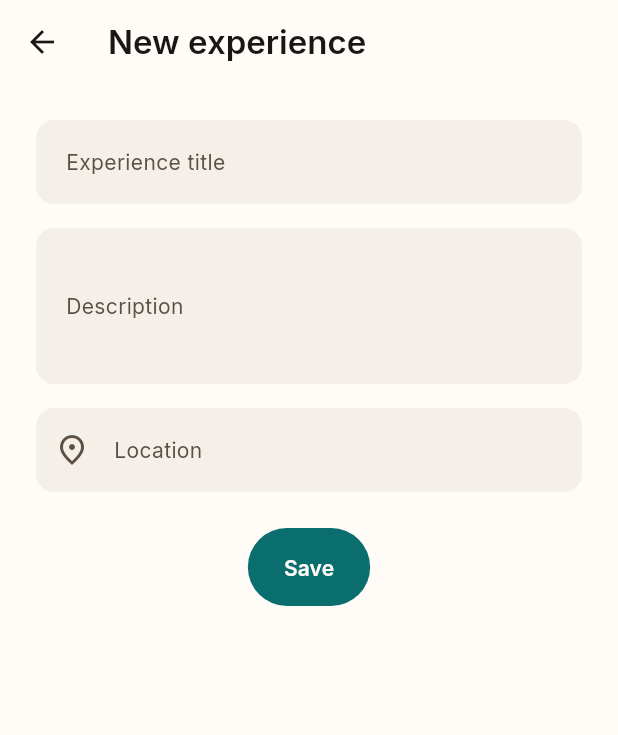
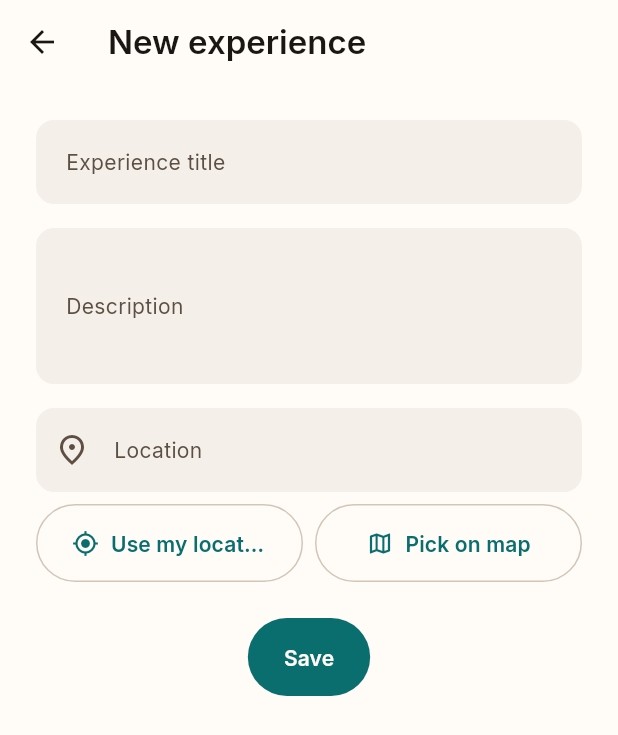
Before and after one commit to pandoras1505/travelstories, a Flutter app: the CreateExperienceScreen screen opened directly with empty values, on a phone screen of 412 x 824 dp. Shown: the top 735 px of the screen. Run offline on Flutter 3.47's test engine with Material 3 defaults, Android fonts, the phone set to English and light mode, and no system bars; our stand-ins replace cached_network_image, cloud_firestore, firebase_auth, firebase_core, firebase_crashlytics, firebase_storage and 10 more; missing offline and left inert: video_thumbnail; accounts and stored records are empty; generated files the repository leaves out were written again; network calls fail.

Commit message:
feat: implement geolocation and map location picker
Phase 7: current-position capture, reverse geocoding, and a Google
Maps location picker — wired into the Experience create/edit forms
that have carried unused latitude/longitude fields since Phase 5.

- LocationRepository wraps geolocator (permission flow: check ->
  request -> service-enabled -> position) and geocoding (reverse
  geocode a position to a "City, Region, Country" string). Every
  failure mode (service disabled, denied, denied forever) maps to a
  distinct LocationException code with its own message — added the
  missing `code` field to LocationException in the process (the same
  gap MediaException had before Phase 6).
- LocationPickerScreen: full-screen Google Map, tap to drop a pin,
  "my location" FAB to recenter; ExperienceMapPreview: small
  read-only map for showing where an experience already is. Every
  google_maps_flutter reference lives in exactly these two files, so
  swapping map providers later doesn't touch the rest of the app.
- LocationPickingMixin: the "use my location" / "pick on map" flow
  (get position -> reverse geocode -> fill the form) is identical
  between create and edit, so it's shared as a mixin on
  ConsumerState rather than duplicated across both screens.
- Android: added ACCESS_FINE_LOCATION/ACCESS_COARSE_LOCATION —
  unlike image_picker, geolocator does not merge these into the host
  app automatically. iOS: added
  NSLocationWhenInUseUsageDescription.
- Both platforms' Maps SDK API key are placeholders
  (REPLACE_WITH_GOOGLE_MAPS_API_KEY in AndroidManifest.xml and
  AppDelegate.swift) pending a key created in Google Cloud Console —
  maps won't render tiles until that's swapped in, everything else
  (including "use my location") works today.

flutter analyze: clean. flutter test: 20/20 passing (no new
geolocator/Maps-specific tests — both are native-plugin-backed with
no meaningful way to exercise them without real device hardware,
same limitation as every Firebase call in this environment).

Co-Authored-By: Claude Sonnet 5 <noreply@anthropic.com>

```diff
--- a/lib/core/errors/app_exception.dart
+++ b/lib/core/errors/app_exception.dart
@@ -41,7 +41,9 @@ class DatabaseException extends AppException {
 }
 
 class LocationException extends AppException {
-  const LocationException(super.message, {super.cause});
+  const LocationException(super.message, {super.cause, this.code});
+
+  final String? code;
 }
 
 class MediaException extends AppException {
--- a/lib/core/localization/l10n/app_en.arb
+++ b/lib/core/localization/l10n/app_en.arb
@@ -109,5 +109,16 @@
   "mediaErrorImageTooLarge": "This image is over 15 MB.",
   "mediaErrorVideoTooLarge": "This video is over 200 MB.",
   "mediaErrorProcessingFailed": "Processing this media failed. Please try again.",
-  "mediaErrorUnknown": "Something went wrong with this media."
+  "mediaErrorUnknown": "Something went wrong with this media.",
+
+  "experienceUseCurrentLocation": "Use my location",
+  "experiencePickOnMap": "Pick on map",
+  "locationPickerTitle": "Pick a location",
+  "locationPickerConfirm": "Confirm",
+
+  "locationErrorServiceDisabled": "Location is turned off on this device.",
+  "locationErrorPermissionDenied": "Location permission denied.",
+  "locationErrorPermissionDeniedForever": "Location permission permanently denied. Enable it in Settings.",
+  "locationErrorUnknown": "Couldn't get your location.",
+  "commonOpenSettings": "Open settings"
 }
--- a/lib/features/experiences/presentation/screens/create_experience_screen.dart
+++ b/lib/features/experiences/presentation/screens/create_experience_screen.dart
@@ -4,6 +4,7 @@ import 'package:flutter_riverpod/flutter_riverpod.dart';
 import '../../../../core/errors/app_exception.dart';
 import '../../../../core/localization/generated/app_localizations.dart';
 import '../../../../core/theme/app_spacing.dart';
+import '../../../location/presentation/location_picking_mixin.dart';
 import '../controllers/create_experience_controller.dart';
 import '../widgets/experience_form_fields.dart';
 
@@ -17,12 +18,15 @@ class CreateExperienceScreen extends ConsumerStatefulWidget {
       _CreateExperienceScreenState();
 }
 
-class _CreateExperienceScreenState
-    extends ConsumerState<CreateExperienceScreen> {
+class _CreateExperienceScreenState extends ConsumerState<CreateExperienceScreen>
+    with LocationPickingMixin<CreateExperienceScreen> {
   final _formKey = GlobalKey<FormState>();
   final _titleController = TextEditingController();
   final _descriptionController = TextEditingController();
   final _locationController = TextEditingController();
+
+  @override
+  TextEditingController get locationController => _locationController;
 
   @override
   void dispose() {
@@ -44,6 +48,8 @@ class _CreateExperienceScreenState
           locationName: _locationController.text.trim().isEmpty
               ? null
               : _locationController.text.trim(),
+          latitude: position?.latitude,
+          longitude: position?.longitude,
         );
 
     if (newId != null && mounted) Navigator.of(context).pop();
@@ -78,6 +84,10 @@ class _CreateExperienceScreenState
                   titleController: _titleController,
                   descriptionController: _descriptionController,
                   locationController: _locationController,
+                  currentPosition: position,
+                  isLocating: isLocating,
+                  onUseCurrentLocation: useCurrentLocation,
+                  onPickOnMap: pickOnMap,
                 ),
                 const SizedBox(height: AppSpacing.lg),
                 FilledButton(
--- a/lib/features/experiences/presentation/widgets/experience_form_fields.dart
+++ b/lib/features/experiences/presentation/widgets/experience_form_fields.dart
@@ -4,22 +4,33 @@ import '../../../../core/localization/generated/app_localizations.dart';
 import '../../../../core/theme/app_spacing.dart';
 import '../../../../core/utils/validation_messages.dart';
 import '../../../../core/utils/validators.dart';
+import '../../../location/domain/entities/geo_position.dart';
+import '../../../location/presentation/widgets/experience_map_preview.dart';
 
-/// Title + description + location-name fields shared by the create and
-/// edit experience screens. `locationName` is a plain text field for now —
-/// "use current location" / "pick on map" (which would also populate
-/// latitude/longitude) ship in the Geolocation phase.
+/// Title + description + location fields shared by the create and edit
+/// experience screens. The location name is a free-text field the user can
+/// also fill by tapping "use my location" (reverse-geocoded) or "pick on
+/// map" — both of which also set [currentPosition], shown as a small map
+/// preview when present.
 class ExperienceFormFields extends StatelessWidget {
   const ExperienceFormFields({
     super.key,
     required this.titleController,
     required this.descriptionController,
     required this.locationController,
+    required this.currentPosition,
+    required this.isLocating,
+    required this.onUseCurrentLocation,
+    required this.onPickOnMap,
   });
 
   final TextEditingController titleController;
   final TextEditingController descriptionController;
   final TextEditingController locationController;
+  final GeoPosition? currentPosition;
+  final bool isLocating;
+  final VoidCallback onUseCurrentLocation;
+  final VoidCallback onPickOnMap;
 
   @override
   Widget build(BuildContext context) {
@@ -52,6 +63,42 @@ class ExperienceFormFields extends StatelessWidget {
             prefixIcon: const Icon(Icons.place_outlined),
           ),
         ),
+        const SizedBox(height: AppSpacing.sm),
+        Row(
+          children: [
+            Expanded(
+              child: OutlinedButton.icon(
+                onPressed: isLocating ? null : onUseCurrentLocation,
+                icon: isLocating
+                    ? const SizedBox(
+                        width: 16,
+                        height: 16,
+                        child: CircularProgressIndicator(strokeWidth: 2),
+                      )
+                    : const Icon(Icons.my_location, size: 18),
+                label: Text(
+                  l10n.experienceUseCurrentLocation,
+                  overflow: TextOverflow.ellipsis,
+                ),
+              ),
+            ),
+            const SizedBox(width: AppSpacing.sm),
+            Expanded(
+              child: OutlinedButton.icon(
+                onPressed: onPickOnMap,
+                icon: const Icon(Icons.map_outlined, size: 18),
+                label: Text(
+                  l10n.experiencePickOnMap,
+                  overflow: TextOverflow.ellipsis,
+                ),
+              ),
+            ),
+          ],
+        ),
+        if (currentPosition != null) ...[
+          const SizedBox(height: AppSpacing.sm),
+          ExperienceMapPreview(position: currentPosition!),
+        ],
       ],
     );
   }
--- /dev/null
+++ b/lib/features/location/domain/entities/geo_position.dart
@@ -0,0 +1,11 @@
+import 'package:freezed_annotation/freezed_annotation.dart';
+
+part 'geo_position.freezed.dart';
+
+@freezed
+abstract class GeoPosition with _$GeoPosition {
+  const factory GeoPosition({
+    required double latitude,
+    required double longitude,
+  }) = _GeoPosition;
+}
--- /dev/null
+++ b/lib/features/location/presentation/providers/location_providers.dart
@@ -0,0 +1,8 @@
+import 'package:flutter_riverpod/flutter_riverpod.dart';
+
+import '../../data/location_repository_impl.dart';
+import '../../domain/repositories/location_repository.dart';
+
+final locationRepositoryProvider = Provider<LocationRepository>(
+  (ref) => LocationRepositoryImpl(),
+);
--- a/pubspec.yaml
+++ b/pubspec.yaml
@@ -53,6 +53,9 @@ dependencies:
   cached_network_image: ^3.4.1
   flutter_image_compress: ^2.5.1
   video_thumbnail: ^0.5.6
+  geolocator: ^14.0.3
+  geocoding: ^5.0.0
+  google_maps_flutter: ^2.18.0
 
 dev_dependencies:
   flutter_test:
```
Also changed, not shown: lib/core/localization/l10n/app_fr.arb (+12 -1 lines), lib/features/experiences/presentation/screens/edit_experience_screen.dart (+19 -1 lines), lib/features/location/data/location_repository_impl.dart (added, +87 -0 lines), lib/features/location/domain/repositories/location_repository.dart (added, +16 -0 lines), lib/features/location/presentation/location_error_messages.dart (added, +14 -0 lines), lib/features/location/presentation/location_picking_mixin.dart (added, +60 -0 lines), lib/features/location/presentation/screens/location_picker_screen.dart (added, +131 -0 lines), lib/features/location/presentation/widgets/experience_map_preview.dart (added, +37 -0 lines), pubspec.lock, 3 other files.
